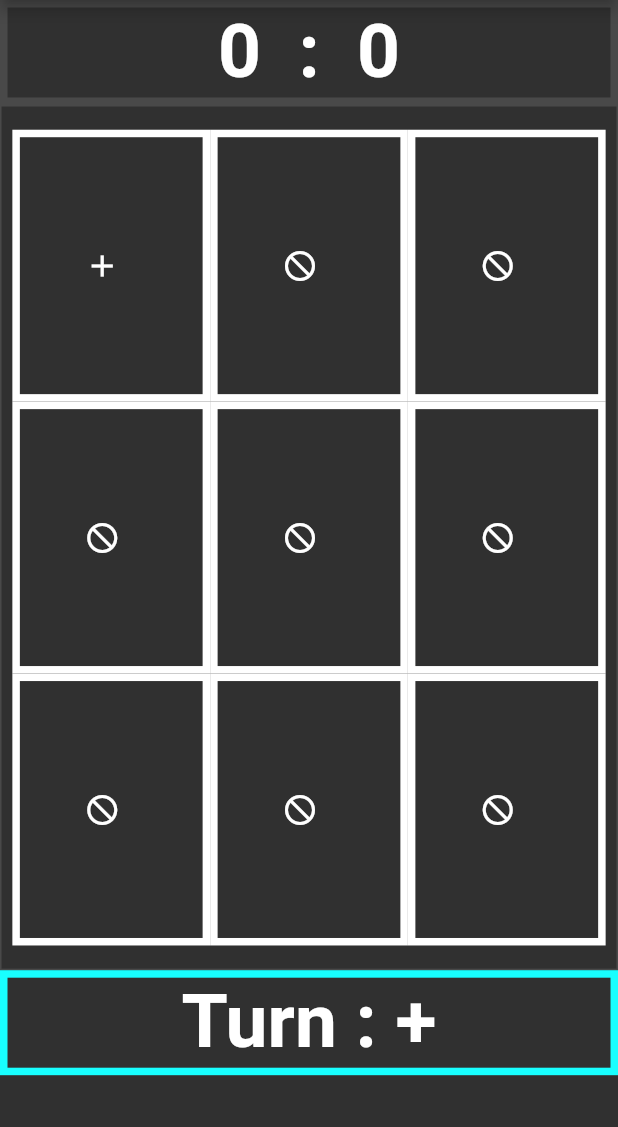
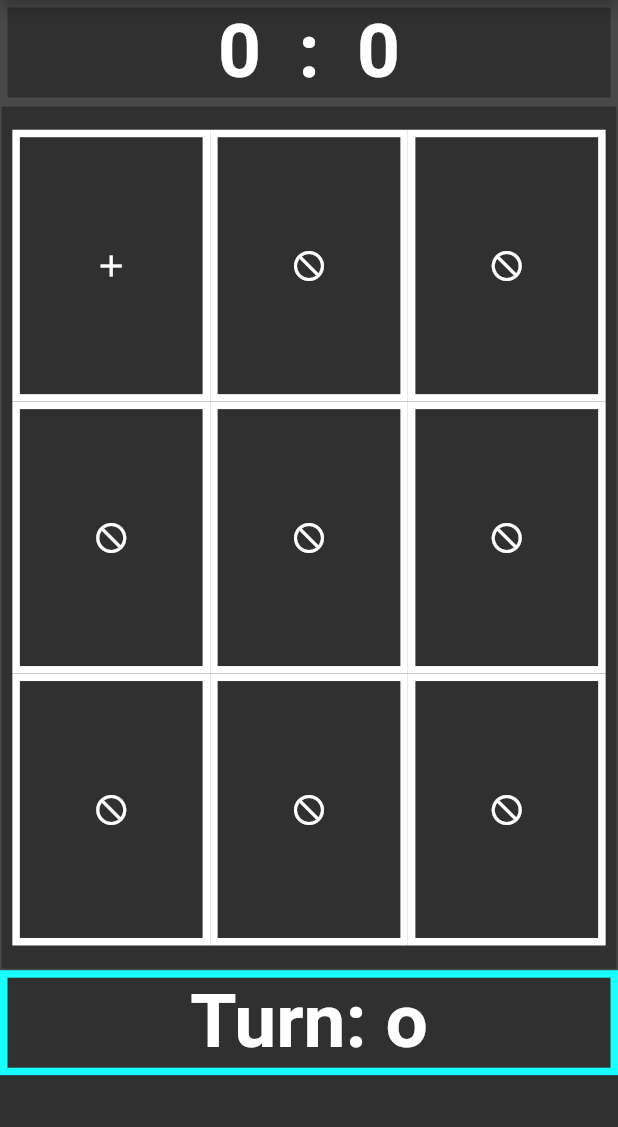
Before and after one commit to Gabelica/flutterTicTacToe, a Flutter app: the screen it shows after launch, after a tap on the "not interested" icon, on a phone screen of 412 x 824 dp, the part 84-1211 px from its top. Run offline on Flutter 3.47's test engine with Material 2 defaults, Android fonts, the phone set to English and light mode, and no system bars.

Commit message:
minor changes to beutify code

```diff
--- a/lib/main.dart
+++ b/lib/main.dart
@@ -7,7 +7,7 @@ on tap change icon
 */
 
 void main() => runApp(MyApp());
-var turn = "+";
+var turn = "o";
 void changeTurn() {
   turn == "+" ? turn = "o" : turn = "+";
 }
@@ -28,18 +28,22 @@ class MyApp extends StatelessWidget {
         ));
   }
 
-//show score widget
-  Widget scoreSection = Container(
-    child: new Score(),
-  );
+//basic layout of the game
+  final Widget scoreSection = new Score();
 
-  Widget gridSection = Container(
-    child: new Grid(),
-  );
+  final Widget gridSection = new Grid();
 
-//show turn widget
-  Widget turnSection = GestureDetector(
-    child: Container(
+  final Widget turnSection = new TurnWidget();
+}
+
+class TurnWidget extends StatefulWidget {
+  @override
+  _TurnWidgetState createState() => _TurnWidgetState();
+}
+
+class _TurnWidgetState extends State<TurnWidget> {
+  Widget build(BuildContext context) {
+    return Container(
       height: 70.0,
       decoration: BoxDecoration(
         border: Border.all(
@@ -47,19 +51,18 @@ class MyApp extends StatelessWidget {
             width: 5.0), //suround score with theme style border
       ),
       child: Text(
-        "Turn : $turn",
-        style: TextStyle(fontWeight: FontWeight.bold, fontSize: 50.0),
+        "Turn: $turn",
+        style: TextStyle(fontSize: 50.0, fontWeight: FontWeight.bold),
       ),
       alignment: Alignment(0.0, 0.0), // align to center of container
-    ),
-    onLongPress: null,
-  );
+    );
+  }
 }
 
 // keeping track of score
 class Score extends StatefulWidget {
-  int scoreX;
-  int scoreO;
+  int scoreX = 0;
+  int scoreO = 0;
 
   @override
   _ScoreState createState() => _ScoreState();
@@ -85,9 +88,6 @@ class _ScoreState extends State<Score> {
 
   @override
   Widget build(BuildContext context) {
-    double screenHeight =
-        MediaQuery.of(context).size.height; // get size of screen
-    double screenWidth = MediaQuery.of(context).size.width;
     resetScore();
     return Container(
       height: 70.0,
@@ -161,12 +161,14 @@ class _GridState extends State<Grid> {
 
 class Field extends StatefulWidget {
   int x, y;
+  String player;
   bool state;
 
   Field(int x, int y) {
     this.x = x;
     this.y = y;
     this.state = false; //not clicked
+    this.player = "";
   }
   @override
   State<StatefulWidget> createState() {
@@ -176,17 +178,20 @@ class Field extends StatefulWidget {
 
 class _FieldState extends State<Field> {
   void _handleTap() {
-    //needs implementation
     if (widget.state == false) {
       widget.state = true;
+      widget.player = turn;
+      changeTurn();
       setState(() {});
+
     } else {
-      print("vec kliknuto");
+      print("filled");
     }
   }
 
   void resetField() {
     widget.state = false;
+    widget.player = "";
     setState(() {});
   }
 
@@ -200,20 +205,23 @@ class _FieldState extends State<Field> {
         width: screenWidth * 0.32,
         height: screenHeight * 0.22,
         margin: EdgeInsets.all(0.0),
-        child: FlatButton.icon(
-          icon:
+        child: FlatButton(
+          child: Column(
+            crossAxisAlignment: CrossAxisAlignment.center,
+            mainAxisAlignment: MainAxisAlignment.center,
+            children: <Widget>[
               widget.state == false ? (Icon(Icons.not_interested)) : setIcon(),
-          label: Text(""),
+              //Text("mis")
+            ],
+          ),
           onPressed: _handleTap,
         ));
   }
 
   Widget setIcon() {
     if (turn == "o") {
-      changeTurn();
       return Icon(Icons.panorama_fish_eye);
     } else {
-      changeTurn();
       return Icon(Icons.add);
     }
   }
```
